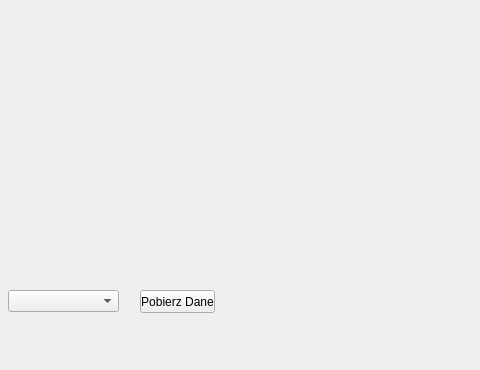
Qt form mainwindow.ui (Astropl/Analizav2) before a commit; both pictures show x 140 to 620 and y 0 to 370 of the 800 by 600 pixel window.
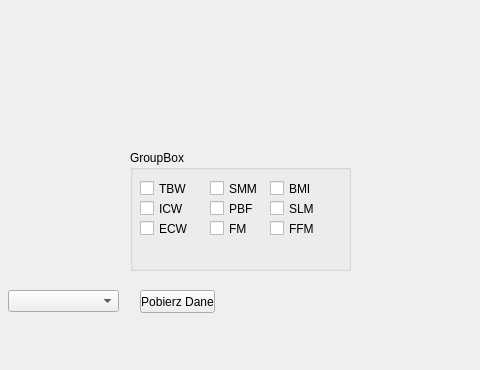
The same form after that commit.

The edit to the form file:
```diff
--- a/mainwindow.ui
+++ b/mainwindow.ui
@@ -63,6 +63,136 @@
      <string>Karta Pacjenta</string>
     </property>
    </widget>
+   <widget class="QGroupBox" name="groupBox">
+    <property name="geometry">
+     <rect>
+      <x>270</x>
+      <y>150</y>
+      <width>221</width>
+      <height>121</height>
+     </rect>
+    </property>
+    <property name="title">
+     <string>GroupBox</string>
+    </property>
+    <widget class="QCheckBox" name="checkBox_6">
+     <property name="geometry">
+      <rect>
+       <x>80</x>
+       <y>70</y>
+       <width>70</width>
+       <height>17</height>
+      </rect>
+     </property>
+     <property name="text">
+      <string>FM</string>
+     </property>
+    </widget>
+    <widget class="QCheckBox" name="checkBox_2">
+     <property name="geometry">
+      <rect>
+       <x>10</x>
+       <y>50</y>
+       <width>70</width>
+       <height>17</height>
+      </rect>
+     </property>
+     <property name="text">
+      <string>ICW</string>
+     </property>
+    </widget>
+    <widget class="QCheckBox" name="checkBox">
+     <property name="geometry">
+      <rect>
+       <x>10</x>
+       <y>30</y>
+       <width>70</width>
+       <height>17</height>
+      </rect>
+     </property>
+     <property name="text">
+      <string>TBW</string>
+     </property>
+    </widget>
+    <widget class="QCheckBox" name="checkBox_5">
+     <property name="geometry">
+      <rect>
+       <x>80</x>
+       <y>30</y>
+       <width>70</width>
+       <height>17</height>
+      </rect>
+     </property>
+     <property name="text">
+      <string>SMM</string>
+     </property>
+    </widget>
+    <widget class="QCheckBox" name="checkBox_3">
+     <property name="geometry">
+      <rect>
+       <x>10</x>
+       <y>70</y>
+       <width>70</width>
+       <height>17</height>
+      </rect>
+     </property>
+     <property name="text">
+      <string>ECW</string>
+     </property>
+    </widget>
+    <widget class="QCheckBox" name="checkBox_4">
+     <property name="geometry">
+      <rect>
+       <x>80</x>
+       <y>50</y>
+       <width>70</width>
+       <height>17</height>
+      </rect>
+     </property>
+     <property name="text">
+      <string>PBF</string>
+     </property>
+    </widget>
+    <widget class="QCheckBox" name="checkBox_7">
+     <property name="geometry">
+      <rect>
+       <x>140</x>
+       <y>30</y>
+       <width>70</width>
+       <height>17</height>
+      </rect>
+     </property>
+     <property name="text">
+      <string>BMI</string>
+     </property>
+    </widget>
+    <widget class="QCheckBox" name="checkBox_8">
+     <property name="geometry">
+      <rect>
+       <x>140</x>
+       <y>50</y>
+       <width>70</width>
+       <height>17</height>
+      </rect>
+     </property>
+     <property name="text">
+      <string>SLM</string>
+     </property>
+    </widget>
+    <widget class="QCheckBox" name="checkBox_9">
+     <property name="geometry">
+      <rect>
+       <x>140</x>
+       <y>70</y>
+       <width>70</width>
+       <height>17</height>
+      </rect>
+     </property>
+     <property name="text">
+      <string>FFM</string>
+     </property>
+    </widget>
+   </widget>
   </widget>
   <widget class="QMenuBar" name="menubar">
    <property name="geometry">
```
